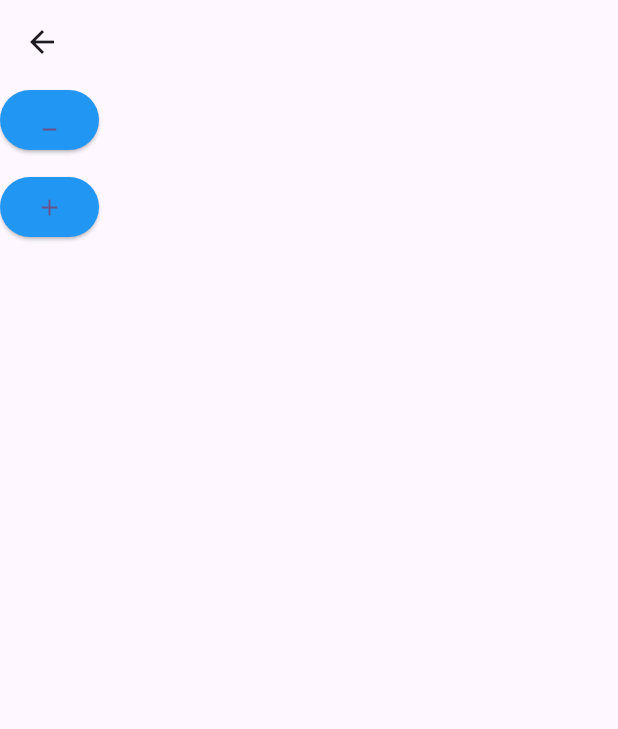
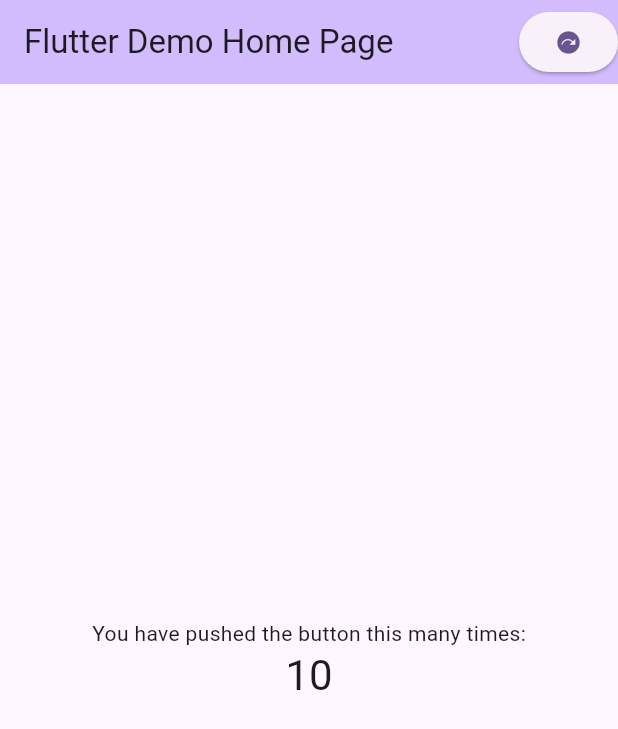
Before and after one commit to piyushkarmacharya/bloc_practice_app, a Flutter app: the screen it shows after launch, after a tap on the "next plan" icon, on a phone screen of 412 x 824 dp. Shown: the top 729 px of the screen. Run offline on Flutter 3.47's test engine with Material 3 defaults, Android fonts, the phone set to English and light mode, and no system bars; our stand-ins replace flutter_bloc.

Commit message:
access bloc providers initial state and diaplay at home page 1

```diff
--- a/lib/bloc/counter_bloc.dart
+++ b/lib/bloc/counter_bloc.dart
@@ -1,8 +1,7 @@
-import 'package:flutter/material.dart';
 import 'package:flutter_bloc/flutter_bloc.dart';
 
 class CounterIncrement {}
 
 class CounterBloc extends Bloc<CounterIncrement, int> {
-  CounterBloc() : super(0);
+  CounterBloc() : super(10);
 }
--- /dev/null
+++ b/lib/bloc/home_page.dart
@@ -0,0 +1,47 @@
+import 'package:bloc_counter_app/bloc/counter_bloc.dart';
+import 'package:flutter/material.dart';
+import 'package:flutter_bloc/flutter_bloc.dart';
+
+class MyHomePage1 extends StatefulWidget {
+  const MyHomePage1({super.key, required this.title});
+
+  final String title;
+
+  @override
+  State<MyHomePage1> createState() => _MyHomePage1State();
+}
+
+class _MyHomePage1State extends State<MyHomePage1> {
+  @override
+  Widget build(BuildContext context) {
+    final counterBloc = BlocProvider.of<CounterBloc>(context);
+    return Scaffold(
+      appBar: AppBar(
+        actions: [
+          ElevatedButton(onPressed: () {}, child: Icon(Icons.next_plan))
+        ],
+        backgroundColor: Theme.of(context).colorScheme.inversePrimary,
+        title: Text(widget.title),
+      ),
+      body: Center(
+        child: Column(
+          mainAxisAlignment: MainAxisAlignment.center,
+          children: <Widget>[
+            const Text(
+              'You have pushed the button this many times:',
+            ),
+            BlocBuilder<CounterBloc, int>(
+                bloc:
+                    counterBloc, //it gives us value of counter based on counter cubit
+                builder: (context, counter) {
+                  return Text(
+                    '$counter',
+                    style: Theme.of(context).textTheme.headlineMedium,
+                  );
+                }),
+          ],
+        ),
+      ),
+    );
+  }
+}
--- a/lib/main.dart
+++ b/lib/main.dart
@@ -1,4 +1,5 @@
 import 'package:bloc_counter_app/bloc/counter_bloc.dart';
+import 'package:bloc_counter_app/bloc/home_page.dart';
 import 'package:bloc_counter_app/cubit/counter_cubit.dart';
 import 'package:bloc_counter_app/cubit/home_page.dart';
 import 'package:flutter/material.dart';
@@ -25,7 +26,7 @@ class MyApp extends StatelessWidget {
           colorScheme: ColorScheme.fromSeed(seedColor: Colors.deepPurple),
           useMaterial3: true,
         ),
-        home: const MyHomePage(title: 'Flutter Demo Home Page'),
+        home: const MyHomePage1(title: 'Flutter Demo Home Page'),
       ),
     );
   }
```
